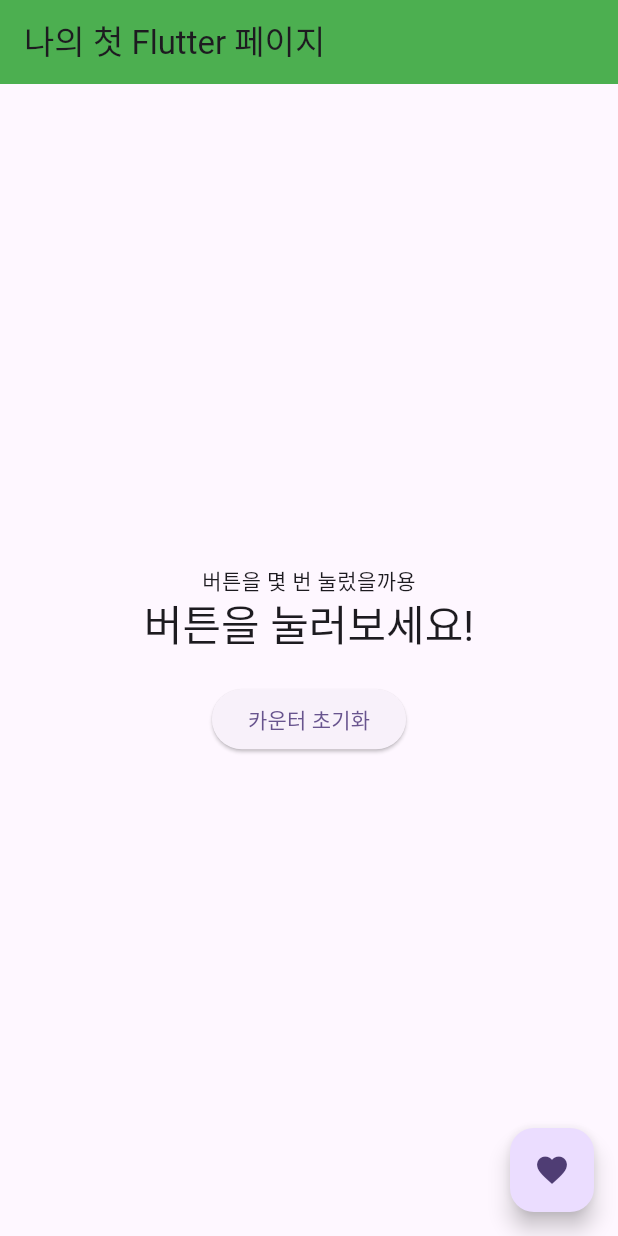
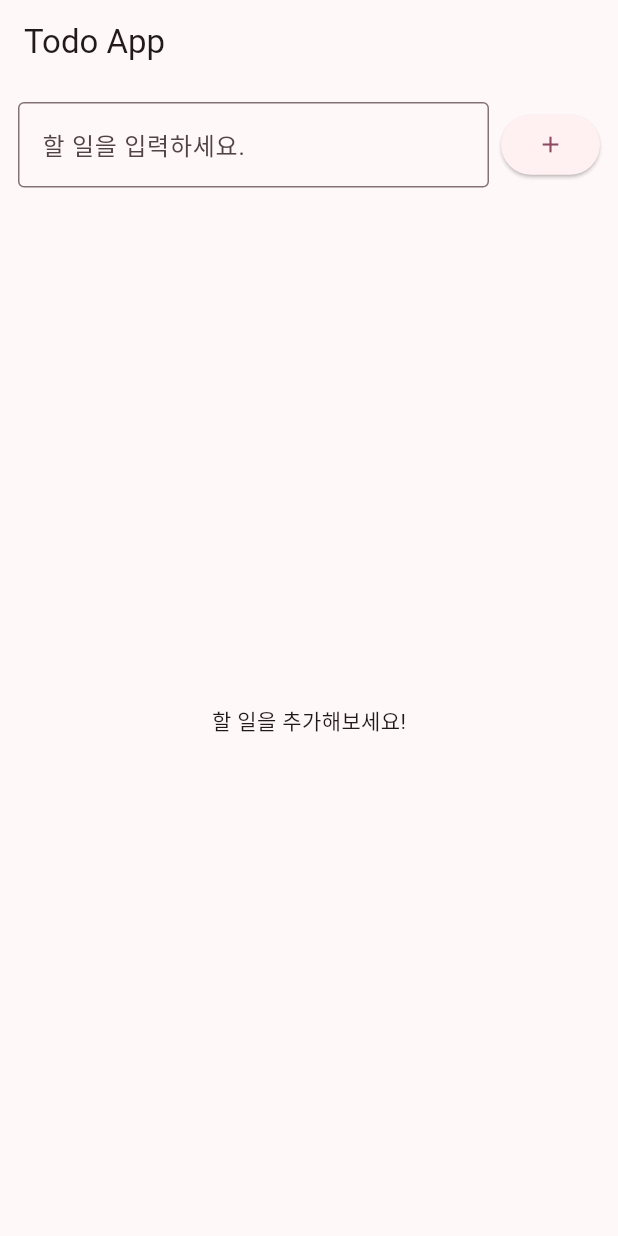
Before and after one commit to yeomine/flutter_practice-todo-app-, a Flutter app: the screen it shows after launch, on a phone screen of 412 x 824 dp. Run offline on Flutter 3.47's test engine with Material 3 defaults, Android fonts, the phone set to English and light mode, and no system bars.

Commit message:
Feat: Add base app

```diff
--- a/lib/main.dart
+++ b/lib/main.dart
@@ -1,92 +1,19 @@
-// flutter에서 화면에 보이는 모든 것 = 위젯
-// 버튼, 텍스트, 화면 구조, margin, padding 전부 다 -> 위젯 (html에서 태그로 화면을 구성하는 것과 비슷한 논리)
-// Material Design 위젯 사용을 위한 import
 import 'package:flutter/material.dart';
+import 'screens/todo_home.dart';
 
-// 앱의 시작점(entry point)
 void main() {
-  // runApp: 루트 위젯을 화면에 붙여주는 역할
   runApp(const MyApp());
 }
 
-// MyApp = 우리가 만든 앱을 감싸고 있는 위젯 = 루트 위젯
 class MyApp extends StatelessWidget {
   const MyApp({super.key});
 
-  // This widget is the root of your application.
   @override
   Widget build(BuildContext context) {
-    // 루트 위젯에서는 MaterialApp을 리턴
-    // Material App =
     return MaterialApp(
-      title: 'Flutter Demo',
-      theme: ThemeData(
-        colorScheme: ColorScheme.fromSeed(seedColor: Colors.deepPurple),
-      ),
-      home: const MyHomePage(title: '나의 첫 Flutter 페이지'), // 앱이 켜지면 가장 먼저 보여지는 부분
+      title: 'Todo App(Test)',
+      theme: ThemeData(colorSchemeSeed: Colors.black),
+      home: const TodoHomePage(),
     );
   }
 }
-
-class MyHomePage extends StatefulWidget {
-  const MyHomePage({super.key, required this.title});
-  final String title;
-
-  @override
-  State<MyHomePage> createState() => _MyHomePageState();
-  // _MyHomePageState에서 실제 로직 + 상태 관리
-}
-
-class _MyHomePageState extends State<MyHomePage> {
-  int _counter = 0;
-
-  void _incrementCounter() {
-    setState(() {
-      _counter++;
-    });
-  }
-
-  void _resetCounter() {
-    setState(() {
-      _counter = 0;
-    });
-  }
-
-  @override
-  Widget build(BuildContext context) {
-    return Scaffold(
-      appBar: AppBar(
-        backgroundColor: Colors.green,
-        // Here we take the value from the MyHomePage object that was created by
-        // the App.build method, and use it to set our appbar title.
-        title: Text(widget.title),
-      ),
-      body: Center(
-        child: Column(
-          mainAxisAlignment: MainAxisAlignment.center,
-          children: <Widget>[
-            const Text('버튼을 몇 번 눌렀을까용'),
-            Text(
-              _counter == 0
-                  ? '버튼을 눌러보세요!'
-                  : _counter < 5
-                  ? '조금만 더 눌러보세요!'
-                  : '버튼을 많이 누르셨군요!',
-              style: Theme.of(context).textTheme.headlineMedium,
-            ),
-            const SizedBox(height: 20), // 위아래 여백
-            ElevatedButton(
-              onPressed: _resetCounter,
-              child: const Text('카운터 초기화'),
-            ),
-          ],
-        ),
-      ),
-      floatingActionButton: FloatingActionButton(
-        onPressed: _incrementCounter,
-        tooltip: 'Increment',
-        child: const Icon(Icons.favorite),
-      ), // This trailing comma makes auto-formatting nicer for build methods.
-    );
-  }
-}
--- /dev/null
+++ b/lib/models/todo_item.dart
@@ -0,0 +1,9 @@
+class TodoItem {
+  String title;
+  bool done;
+
+  TodoItem({
+    required this.title,
+    this.done = false,
+  });
+}
--- /dev/null
+++ b/lib/screens/todo_home.dart
@@ -0,0 +1,81 @@
+import 'package:flutter/material.dart';
+import '../models/todo_item.dart';
+import '../widgets/todo_input_field.dart';
+
+class TodoHomePage extends StatefulWidget {
+  const TodoHomePage({super.key});
+
+  @override
+  State<TodoHomePage> createState() => _TodoHomePageState();
+}
+
+class _TodoHomePageState extends State<TodoHomePage> {
+  final List<TodoItem> _items = [];
+  final TextEditingController _controller = TextEditingController();
+
+  void _addItem() {
+    final text = _controller.text.trim();
+    if (text.isEmpty) return;
+
+    setState(() {
+      _items.insert(0, TodoItem(title: text));
+    });
+    _controller.clear();
+  }
+
+  void _toggleDone(int index) {
+    setState(() {
+      _items[index].done = !_items[index].done;
+    });
+  }
+
+  void _removeItem(int index) {
+    setState(() {
+      _items.removeAt(index);
+    });
+  }
+
+  @override
+  Widget build(BuildContext context) {
+    return Scaffold(
+      appBar: AppBar(title: const Text('Todo App')),
+      body: Column(
+        children: [
+          TodoInputField(controller: _controller, onAdd: _addItem),
+          Expanded(
+            child: _items.isEmpty
+                ? const Center(child: Text('할 일을 추가해보세요!'))
+                : ListView.builder(
+                    itemCount: _items.length,
+                    itemBuilder: (context, index) {
+                      final item = _items[index];
+                      return Dismissible(
+                        key: ValueKey(item.title + index.toString()),
+                        onDismissed: (_) => _removeItem(index),
+                        background: Container(
+                          color: Colors.red,
+                          alignment: Alignment.centerLeft,
+                          padding: const EdgeInsets.only(left: 16.0),
+                          child: const Icon(Icons.delete, color: Colors.white),
+                        ),
+                        child: CheckboxListTile(
+                          title: Text(
+                            item.title,
+                            style: TextStyle(
+                              decoration: item.done
+                                  ? TextDecoration.lineThrough
+                                  : null,
+                            ),
+                          ),
+                          value: item.done,
+                          onChanged: (_) => _toggleDone(index),
+                        ),
+                      );
+                    },
+                  ),
+          ),
+        ],
+      ),
+    );
+  }
+}
--- /dev/null
+++ b/lib/widgets/todo_input_field.dart
@@ -0,0 +1,38 @@
+import 'package:flutter/material.dart';
+
+class TodoInputField extends StatelessWidget {
+  final TextEditingController controller;
+  final VoidCallback onAdd;
+
+  const TodoInputField({
+    super.key,
+    required this.controller,
+    required this.onAdd,
+  });
+
+  @override
+  Widget build(BuildContext context) {
+    return Padding(
+      padding: const EdgeInsets.all(12.0),
+      child: Row(
+        children: [
+          Expanded(
+            child: TextField(
+              controller: controller,
+              decoration: const InputDecoration(
+                hintText: '할 일을 입력하세요.',
+                border: OutlineInputBorder(),
+              ),
+              onSubmitted: (_) => onAdd(),
+            ),
+          ),
+          const SizedBox(width: 8),
+          ElevatedButton(
+            onPressed: onAdd,
+            child: const Icon(Icons.add),
+          ),
+        ],
+      ),
+    );
+  }
+}
--- a/pubspec.yaml
+++ b/pubspec.yaml
@@ -30,6 +30,7 @@ environment:
 dependencies:
   flutter:
     sdk: flutter
+  table_calendar: ^3.0.9
 
   # The following adds the Cupertino Icons font to your application.
   # Use with the CupertinoIcons class for iOS style icons.
```
Also changed, not shown: pubspec.lock, 1 other file.
